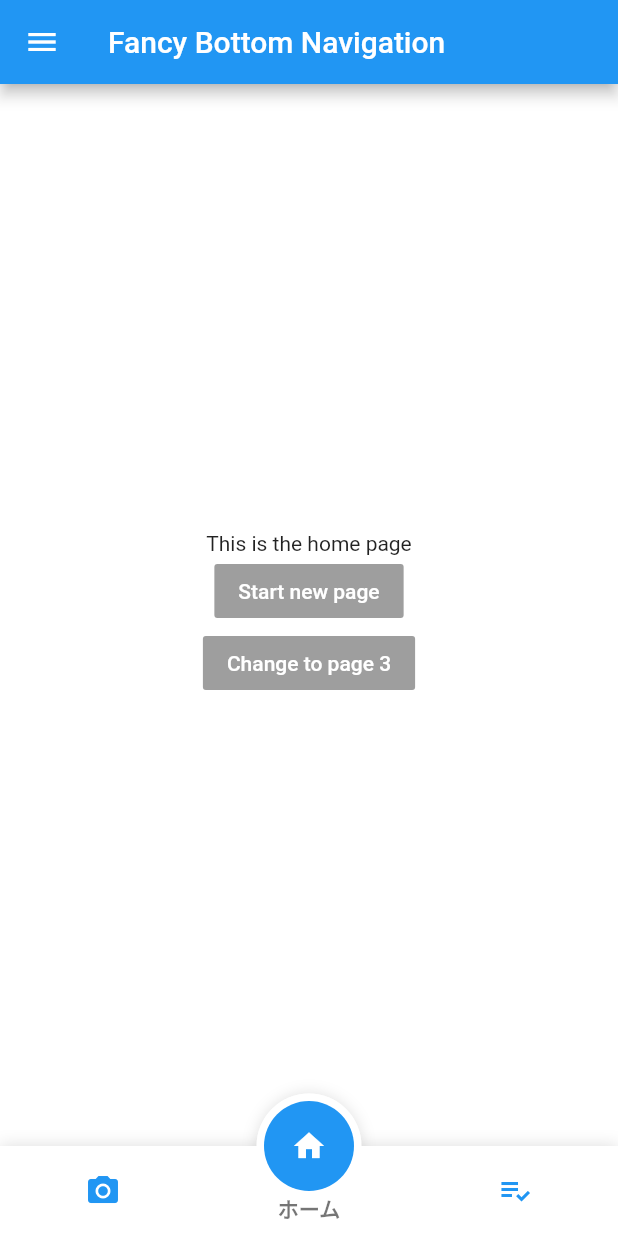
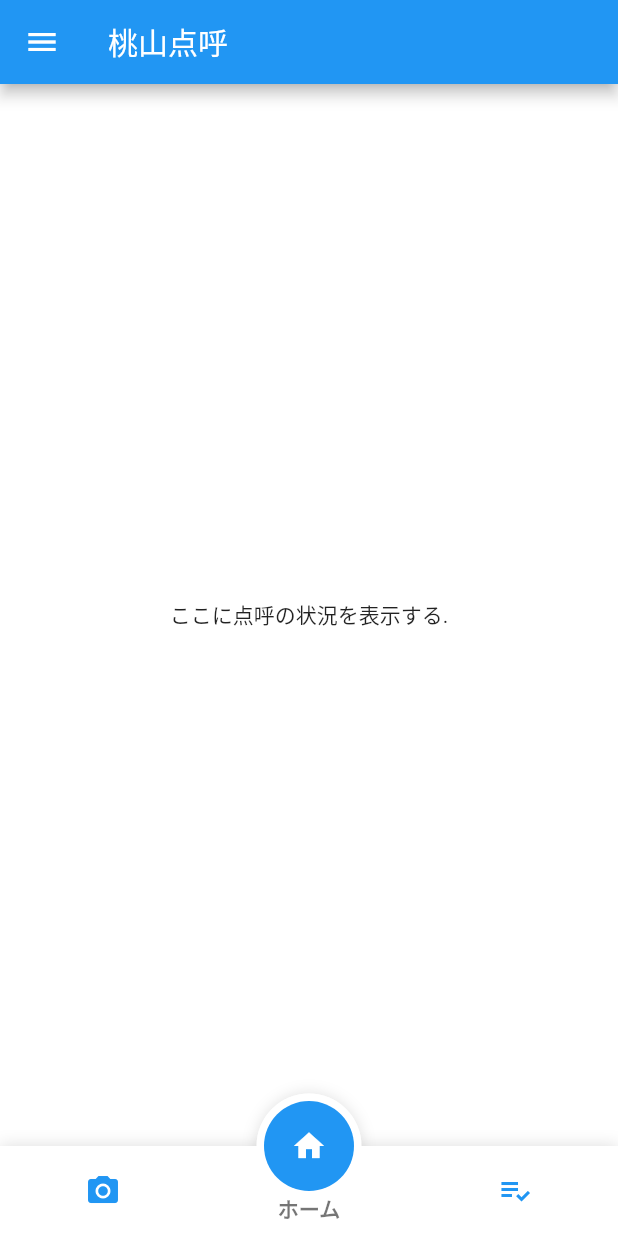
Before and after one commit to azukisiromochi/momoyama_roll_call, a Flutter app: the screen it shows after launch, on a phone screen of 412 x 824 dp. Run offline on Flutter 3.47's test engine with Material 2 defaults, Android fonts, the phone set to English and light mode, and no system bars; drawn by our look-alikes of fancy_bottom_navigation; missing offline and left inert: barcode_scan.

Commit message:
✨ QRコード読み取り用のタブを作成

```diff
--- a/lib/components/home/home.dart
+++ b/lib/components/home/home.dart
@@ -1,5 +1,6 @@
 import 'package:fancy_bottom_navigation/fancy_bottom_navigation.dart';
 import 'package:flutter/material.dart';
+import 'package:momoyama/components/barcode_scan_tab/barcode_scan_tab.dart';
 
 class Home extends StatefulWidget {
   const Home({Key key}) : super(key: key);
@@ -9,7 +10,7 @@ class Home extends StatefulWidget {
 }
 
 class _HomeState extends State<Home> {
-  int currentPage = 0;
+  int currentPage = 1;
 
   GlobalKey bottomNavigationKey = GlobalKey();
 
@@ -17,10 +18,10 @@ class _HomeState extends State<Home> {
   Widget build(BuildContext context) {
     return Scaffold(
       appBar: AppBar(
-        title: Text("Fancy Bottom Navigation"),
+        title: const Text('桃山点呼'),
       ),
       body: Container(
-        decoration: BoxDecoration(color: Colors.white),
+        decoration: const BoxDecoration(color: Colors.white),
         child: Center(
           child: _getPage(currentPage),
         ),
@@ -29,17 +30,17 @@ class _HomeState extends State<Home> {
         tabs: [
           TabData(
             iconData: Icons.camera_alt,
-            title: "QRコード",
+            title: 'QRコード',
             onclick: () => print(0),
           ),
           TabData(
             iconData: Icons.home,
-            title: "ホーム",
+            title: 'ホーム',
             onclick: () => print(1),
           ),
           TabData(
             iconData: Icons.playlist_add_check,
-            title: "名簿",
+            title: '名簿',
             onclick: () => print(2),
           )
         ],
@@ -53,7 +54,7 @@ class _HomeState extends State<Home> {
       ),
       drawer: Drawer(
         child: ListView(
-          children: <Widget>[Text("Hello"), Text("World")],
+          children: const <Widget>[Text('Hello'), Text('World')],
         ),
       ),
     );
@@ -62,53 +63,20 @@ class _HomeState extends State<Home> {
   Widget _getPage(int page) {
     switch (page) {
       case 0:
-        return Column(
-          mainAxisSize: MainAxisSize.min,
-          children: <Widget>[
-            Text("This is the home page"),
-            RaisedButton(
-              child: Text(
-                "Start new page",
-                style: TextStyle(color: Colors.white),
-              ),
-              color: Theme.of(context).primaryColor,
-            ),
-            RaisedButton(
-              child: Text(
-                "Change to page 3",
-                style: TextStyle(color: Colors.white),
-              ),
-              color: Theme.of(context).accentColor,
-            )
-          ],
-        );
+        return BarcodeScanTab();
       case 1:
         return Column(
           mainAxisSize: MainAxisSize.min,
-          children: <Widget>[
-            Text("This is the search page"),
-            RaisedButton(
-              child: Text(
-                "Start new page",
-                style: TextStyle(color: Colors.white),
-              ),
-              color: Theme.of(context).primaryColor,
-            )
+          children: const <Widget>[
+            Text('ここに点呼の状況を表示する.'),
           ],
         );
       default:
         return Column(
           mainAxisSize: MainAxisSize.min,
-          children: <Widget>[
-            Text("This is the basket page"),
-            RaisedButton(
-              child: Text(
-                "Start new page",
-                style: TextStyle(color: Colors.white),
-              ),
-              color: Theme.of(context).primaryColor,
-              onPressed: () {},
-            )
+          children: const <Widget>[
+            Text('QRコードがない場合を考慮して、'),
+            Text('手動で点呼できる仕組みを用意する.'),
           ],
         );
     }
--- a/pubspec.yaml
+++ b/pubspec.yaml
@@ -31,6 +31,9 @@ dependencies:
 
   # https://pub.dev/packages/fancy_bottom_navigation
   fancy_bottom_navigation: ^0.3.2
+
+  # https://pub.dev/packages/barcode_scan
+  barcode_scan: ^3.0.1
 
 dev_dependencies:
   flutter_test:
```
Also changed, not shown: lib/components/barcode_scan_tab/barcode_scan_tab.dart (added, +80 -0 lines), pubspec.lock, 2 other files.
